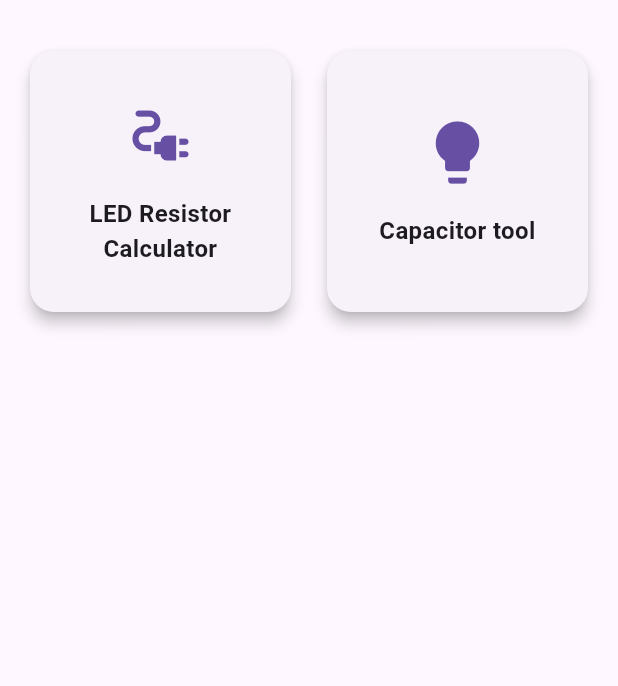
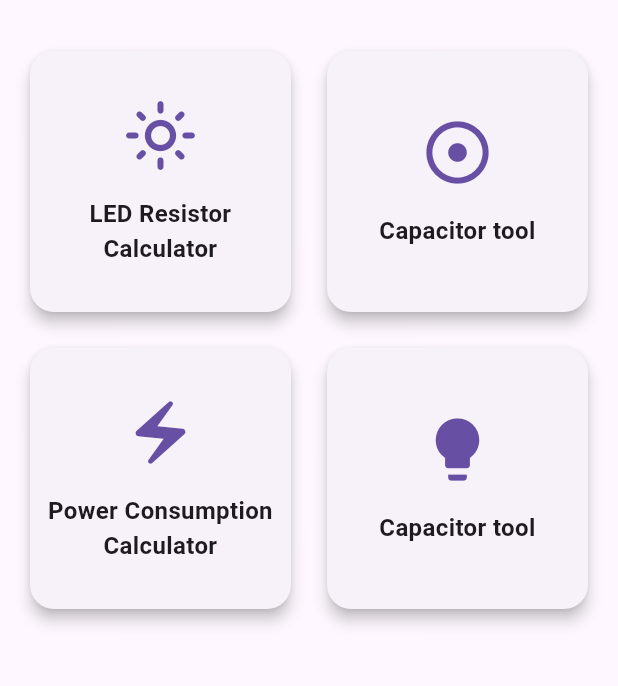
Before and after one commit to DawoudTormos/Flutter_Electronics_Helper, a Flutter app: the screen it shows after launch, on a phone screen of 412 x 824 dp, the part 63-749 px from its top. Run offline on Flutter 3.47's test engine with Material 3 defaults, Android fonts, the phone set to English and light mode, and no system bars.

Commit message:
adding a power consumption page

```diff
--- a/electronics_helper/lib/main.dart
+++ b/electronics_helper/lib/main.dart
@@ -1,6 +1,7 @@
 import 'package:flutter/material.dart';
 import '/pages/led_resistor_calculator_page.dart';
 import '/pages/capacitor_tools_page.dart';
+import '/pages/power_consumption_page.dart';
 
 void main() {
   runApp(MyApp());
@@ -25,8 +26,18 @@ class HomePage extends StatelessWidget {
     final List<_Page> pages = [
       _Page(
         title: "LED Resistor Calculator",
-        icon: Icons.electrical_services,
+        icon: Icons.light_mode_outlined,
         navigateTo: LedResistorCalculatorPage(),
+      ),
+      _Page(
+        title: "Capacitor tool",
+        icon: Icons.adjust_sharp,
+        navigateTo: CapacitorToolsPage(), // Replace with your next page
+      ),
+      _Page(
+        title: "Power Consumption Calculator",
+        icon: Icons.electric_bolt,
+        navigateTo: PowerConsumptionPage(), // Replace with your next page
       ),
       _Page(
         title: "Capacitor tool",
```
Also changed, not shown: electronics_helper/lib/pages/power_consumption_page.dart (added, +109 -0 lines).
